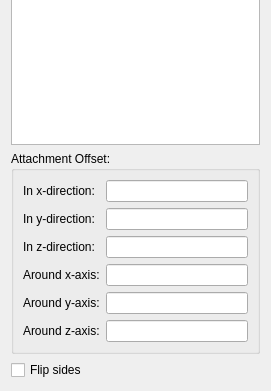
Qt form src/Mod/Part/AttachmentEditor/TaskAttachmentEditor.ui (berndhahnebach/All_FreeCAD) before a commit; both pictures show x 0 to 271 and y 213 to 604 of the 271 by 604 pixel window.
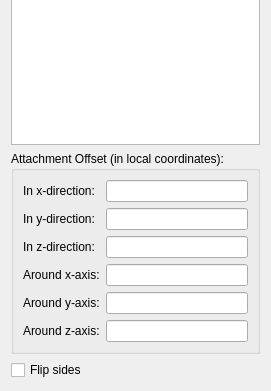
The same form after that commit. Custom widgets are drawn as their Qt base class.

Commit message: make clear that is is the local coordinate system

```diff
--- a/src/Mod/Part/AttachmentEditor/TaskAttachmentEditor.ui
+++ b/src/Mod/Part/AttachmentEditor/TaskAttachmentEditor.ui
@@ -121,7 +121,7 @@
       <string/>
      </property>
      <property name="title">
-      <string>Attachment Offset:</string>
+      <string>Attachment Offset (in local coordinates):</string>
      </property>
      <layout class="QGridLayout" name="gridLayout">
       <item row="1" column="0">
```
The commit also changes 4 other files.
